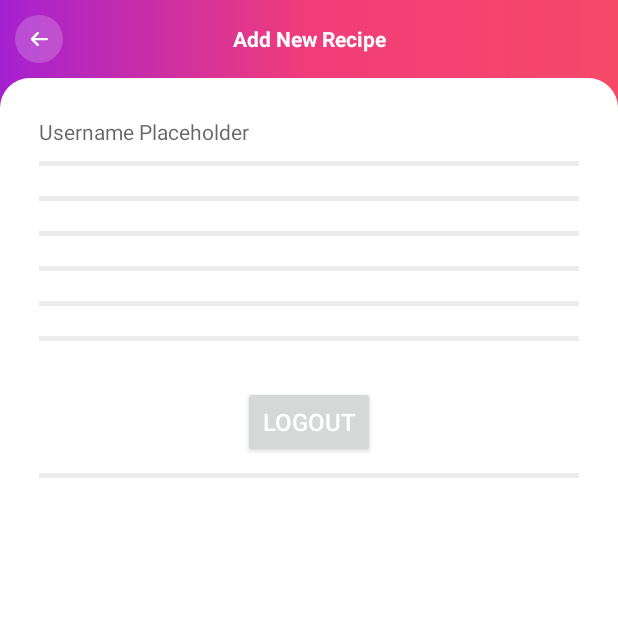
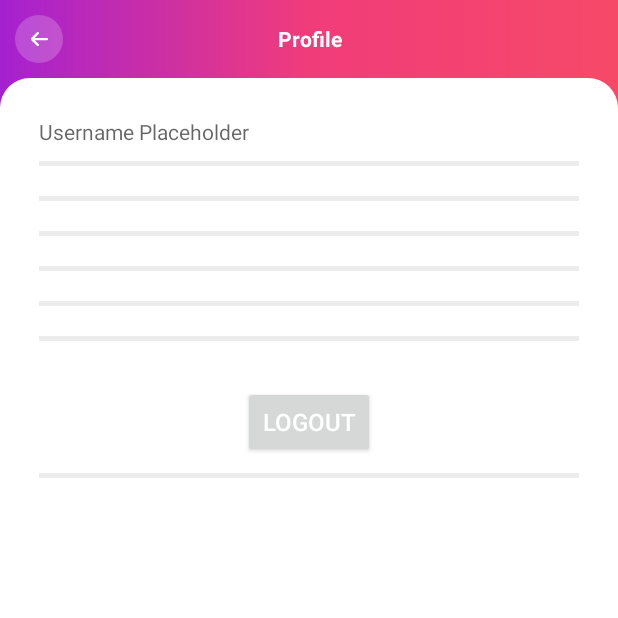
Before and after one commit to DilanSandaruwan/recipes-app, an Android app built with Jetpack Compose: the ProfileFragment screen opened through its navigation route, on a phone screen of 412 x 824 dp, the top half of it. Run offline under Robolectric (Android 15) with nearby library versions, the phone set to English and light mode, and no system bars; our stand-ins replace Dagger/Hilt's generated code, Firebase (no records; nobody signed in at launch, a user with empty details on screens opened directly), data binding, livedata-compose, navigation-ui and 1 more; libraries missing offline, so code that uses them is left out: com.firebase.ui; network calls fail; 3 statements that could not run were skipped.

Commit message:
add basic structure update

```diff
--- a/app/src/main/res/layout/fragment_profile.xml
+++ b/app/src/main/res/layout/fragment_profile.xml
@@ -42,7 +42,7 @@
                     android:layout_height="wrap_content"
                     android:layout_weight="1"
                     android:gravity="center"
-                    android:text="@string/title_add_new_recipe"
+                    android:text="@string/Profile"
                     android:textColor="@color/white"
                     android:textSize="@dimen/dimen_text_size_title"
                     android:textStyle="bold" />
--- a/app/src/main/res/values-night/strings.xml
+++ b/app/src/main/res/values-night/strings.xml
@@ -6,4 +6,5 @@
     <string name="bottom_menu_new_recipe">New</string>
     <string name="bottom_menu_favourites">Favourites</string>
     <string name="bottom_menu_profile">Profile</string>
+    <string name="Profile">Profile</string>
 </resources>
--- a/app/src/main/res/values/strings.xml
+++ b/app/src/main/res/values/strings.xml
@@ -106,4 +106,5 @@
     <string name="placeholder_search">Enter Recipe Name</string>
     <string name="likes">Likes</string>
     <string name="min">min</string>
+    <string name="Profile">Profile</string>
 </resources>
```
